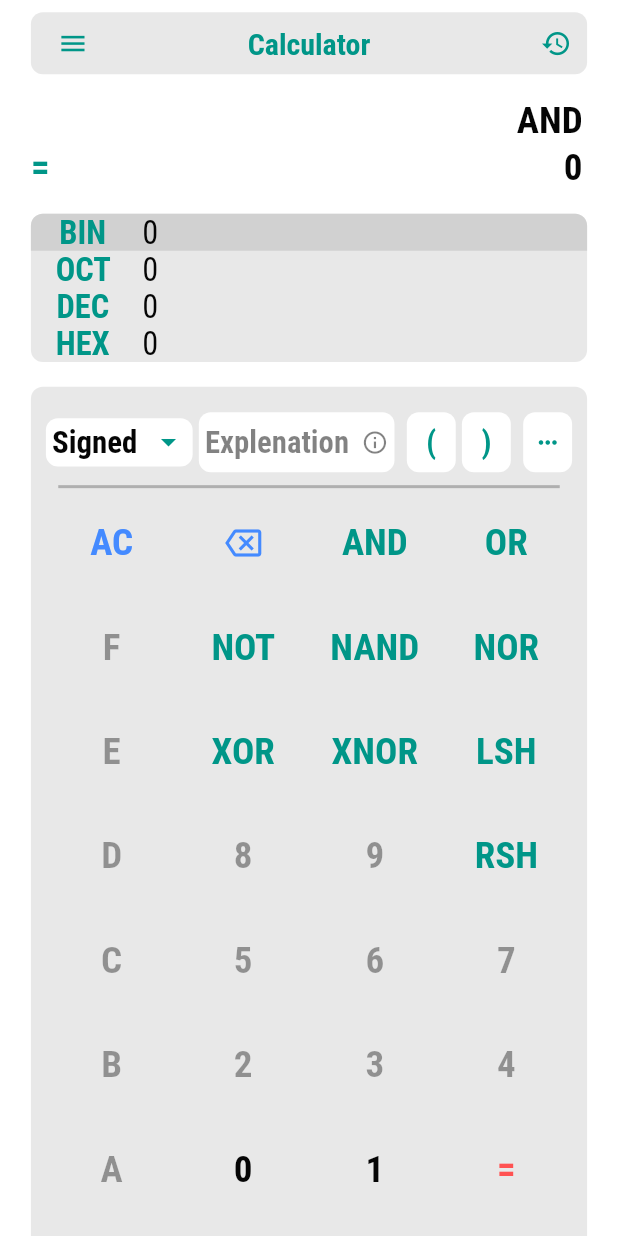
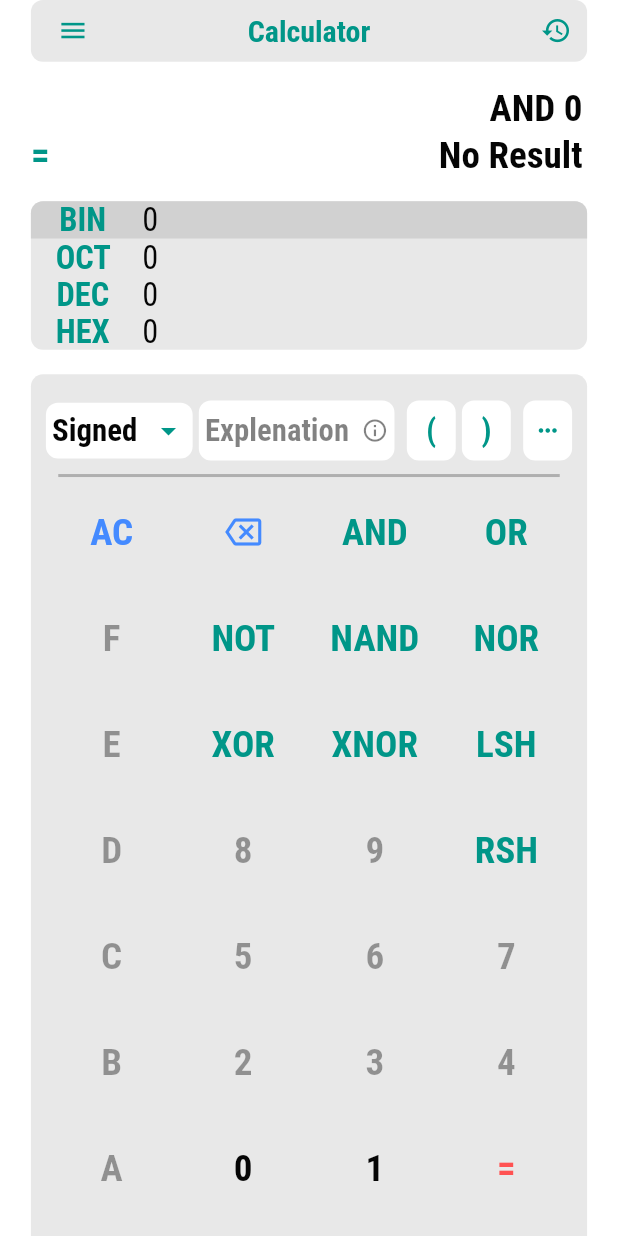
Before and after one commit to islamkhalid295/Graduation-Project, a Flutter app: the Calculator screen opened by its route, after a tap on "AND", on a phone screen of 412 x 824 dp. Run offline on Flutter 3.47's test engine with Material 2 defaults, Android fonts, the light colour scheme and no system bars; our stand-ins replace firebase_auth, firebase_core, flutter_bloc, shared_preferences; accounts and stored records are empty.

Commit message:
android ui enhancement, bug fixes

```diff
--- a/lib/Cubits/calculator_cubit/calculator_cubit.dart
+++ b/lib/Cubits/calculator_cubit/calculator_cubit.dart
@@ -18,11 +18,19 @@ class CalculatorCubit extends Cubit<CalculatorState> {
   bool isResultExist = false;
   bool isSigned = true;
 
+  int startPosition = 0;
+  int endPosition = 0;
+
   void updateExpr(String str, String userStr) {
+    String temp = userExpr.substring(endPosition);
     isResultExist = false;
-    if (expr.isEmpty) userExpr = '';
-    expr += str;
+    result = 'No Result';
+    //if (expr.isEmpty) userExpr = '';
+    //expr += str;
+    userExpr = userExpr.substring(0, startPosition);
     userExpr += userStr;
+    startPosition = endPosition = userExpr.length;
+    userExpr += temp;
     emit(CalculatorEprUpdate());
   }
 
@@ -35,7 +43,8 @@ class CalculatorCubit extends Cubit<CalculatorState> {
   void clearAll() {
     isResultExist = false;
     expr = '';
-    userExpr = '0';
+    userExpr = '';
+    startPosition = endPosition = userExpr.length;
     emit(CalculatorEprUpdate());
   }
 
@@ -63,4 +72,9 @@ class CalculatorCubit extends Cubit<CalculatorState> {
     isSigned = !isSigned;
     emit(CalculatorIsSignedChange());
   }
+
+  void changePosition(int start, int end) {
+    startPosition = start;
+    endPosition = end;
+  }
 }
--- a/lib/Cubits/simplification_cubit/simplification_cubit.dart
+++ b/lib/Cubits/simplification_cubit/simplification_cubit.dart
@@ -4,22 +4,34 @@ import 'package:meta/meta.dart';
 part 'simplification_state.dart';
 
 class SimplificationCubit extends Cubit<SimplificationState> {
-  SimplificationCubit() : super(SimplificationInitial());
+  SimplificationCubit() : super(SimplificationInitial()) {
+    startPosition = expr.length;
+    endPosition = expr.length;
+  }
 
   String expr = '';
-  String userExpr = '0';
+  String userExpr = '';
   String result = 'No Result';
 
   bool isResultExist = false;
   bool isNormal = true;
 
+  int startPosition = 0;
+  int endPosition = 0;
+
   void updateExpr(String str, String userStr) {
+    String temp = userExpr.substring(endPosition);
     isResultExist = false;
     result = 'No Result';
-    if (expr.isEmpty) userExpr = '';
-    expr += str;
+    //if (expr.isEmpty) userExpr = '';
+    //expr += str;
+    userExpr = userExpr.substring(0, startPosition);
     userExpr += userStr;
+    startPosition = endPosition = userExpr.length;
+    userExpr += temp;
+
     emit(SimplificationEprUpdate());
+    //print('$startPosition, $endPosition');
   }
 
   void getResult() {
@@ -31,7 +43,8 @@ class SimplificationCubit extends Cubit<SimplificationState> {
   void clearAll() {
     isResultExist = false;
     expr = '';
-    userExpr = '0';
+    userExpr = '';
+    startPosition = endPosition = userExpr.length;
     emit(SimplificationEprUpdate());
   }
 
@@ -41,4 +54,9 @@ class SimplificationCubit extends Cubit<SimplificationState> {
     isNormal = !isNormal;
     emit(SimplificationIsNormalChange());
   }
+
+  void changePosition(int start, int end) {
+    startPosition = start;
+    endPosition = end;
+  }
 }
--- a/lib/Cubits/theme_cubit/theme_cubit.dart
+++ b/lib/Cubits/theme_cubit/theme_cubit.dart
@@ -1,4 +1,5 @@
 import 'package:flutter_bloc/flutter_bloc.dart';
+import 'package:graduation_project/Models/app_config.dart';
 
 part 'theme_state.dart';
 
@@ -17,5 +18,6 @@ class ThemeCubit extends Cubit<ThemeState> {
       currentTheme = 'system';
       emit(ThemeStateSystem());
     }
+    UserConfig.setTheme(themeMode);
   }
 }
--- a/lib/Models/app_config.dart
+++ b/lib/Models/app_config.dart
@@ -1,7 +1,7 @@
 import 'package:flutter/material.dart';
-
 import 'package:flutter_bloc/flutter_bloc.dart';
 import 'package:graduation_project/Cubits/theme_cubit/theme_cubit.dart';
+import 'package:shared_preferences/shared_preferences.dart';
 
 class SizeConfig {
   MediaQueryData? mediaQueryData;
@@ -62,3 +62,18 @@ String checkTheme(String theme, BuildContext context) {
       return 'dark';
   }
 }
+
+class UserConfig {
+  static SharedPreferences? pref;
+  Future<void> init() async {
+    pref = await SharedPreferences.getInstance();
+  }
+
+  static void setTheme(String theme) {
+    pref!.setString('theme', theme);
+  }
+
+  static String? getTheme() {
+    return pref!.getString('theme');
+  }
+}
--- a/lib/UI/calculator/calculator.dart
+++ b/lib/UI/calculator/calculator.dart
@@ -4,7 +4,7 @@ import 'package:graduation_project/Cubits/calculator_cubit/calculator_cubit.dart
 import 'package:graduation_project/Cubits/theme_cubit/theme_cubit.dart';
 import 'package:graduation_project/Models/app_config.dart';
 import 'package:graduation_project/UI/drawer.dart';
-
+import 'dart:io';
 part 'number_system.dart';
 part 'keyboard.dart';
 part 'keyboard_options.dart';
@@ -42,9 +42,10 @@ class Calculator extends StatelessWidget {
                 EdgeInsets.symmetric(horizontal: SizeConfig.widthBlock! * 5),
             child: Column(
               children: [
-                SizedBox(
-                  height: SizeConfig.heightBlock!,
-                ),
+                if (Platform.isWindows)
+                  SizedBox(
+                    height: SizeConfig.heightBlock!,
+                  ),
                 SizedBox(
                   height: SizeConfig.heightBlock! * 5,
                   child: AppBar(
@@ -103,6 +104,9 @@ class Calculator extends StatelessWidget {
                         ),
                         textAlign: TextAlign.end,
                         showCursor: true,
+                        onSelectionChanged: (selection, cause) =>
+                            BlocProvider.of<CalculatorCubit>(context)
+                                .changePosition(selection.start, selection.end),
                       ),
                     ),
                   ),
--- a/lib/UI/calculator/keyboard_options.dart
+++ b/lib/UI/calculator/keyboard_options.dart
@@ -21,14 +21,13 @@ class KeyboardOptions extends StatelessWidget {
         }
       },
       builder: (context, state) => Row(
-        mainAxisAlignment: MainAxisAlignment.spaceBetween,
         children: [
           Expanded(
             flex: 3,
             child: Container(
               padding: EdgeInsets.symmetric(
                 horizontal: SizeConfig.widthBlock!,
-                vertical: SizeConfig.heightBlock! * 0.5,
+                vertical: SizeConfig.heightBlock! * 0.8,
               ),
               decoration: BoxDecoration(
                   color: (theme == 'light')
--- a/lib/UI/login.dart
+++ b/lib/UI/login.dart
@@ -6,12 +6,15 @@ import 'package:graduation_project/Models/app_config.dart';
 
 class Login extends StatelessWidget {
   Login({super.key});
-  TextEditingController passwordController=TextEditingController();
-  TextEditingController emailController=TextEditingController();
+  TextEditingController passwordController = TextEditingController();
+  TextEditingController emailController = TextEditingController();
   String? theme;
   @override
   Widget build(BuildContext context) {
     SizeConfig().init(context);
+    String? usertheme = UserConfig.getTheme();
+    BlocProvider.of<ThemeCubit>(context)
+        .changeTheme(usertheme == null ? 'system' : usertheme);
     theme =
         checkTheme(BlocProvider.of<ThemeCubit>(context).currentTheme, context);
     return BlocConsumer<ThemeCubit, ThemeState>(
@@ -40,15 +43,17 @@ class Login extends StatelessWidget {
               // TODO: implement listener
             },
             builder: (context, state) {
-              return Form(
-                child: SingleChildScrollView(
+              return SingleChildScrollView(
+                child: Padding(
+                  padding: EdgeInsets.only(top: SizeConfig.heightBlock! * 20),
+                  child: Form(
                     child: Column(
                       mainAxisAlignment: MainAxisAlignment.center,
                       children: [
                         Text(
                           'Welcome Back!',
                           style: TextStyle(
-                          fontSize: SizeConfig.widthBlock! * 12,
+                            fontSize: SizeConfig.widthBlock! * 10,
                             fontWeight: FontWeight.bold,
                             color: (theme == 'light')
                                 ? ThemeColors.lightForegroundTeal
@@ -81,9 +86,9 @@ class Login extends StatelessWidget {
                           keyboardType: TextInputType.emailAddress,
                           validator: (str) {},
                           decoration: InputDecoration(
-                          hintText: 'example123@example.com',
                             labelText: 'Email',
-                          hintStyle: const TextStyle(fontStyle: FontStyle.italic),
+                            hintStyle:
+                                const TextStyle(fontStyle: FontStyle.italic),
                             labelStyle: const TextStyle(
                               fontStyle: FontStyle.italic,
                             ),
@@ -151,13 +156,16 @@ class Login extends StatelessWidget {
                           decoration: InputDecoration(
                             labelText: 'Password',
                             suffixIcon: IconButton(
-                            icon: BlocProvider.of<LoginCubit>(context).isSecured
+                              icon:
+                                  BlocProvider.of<LoginCubit>(context).isSecured
                                       ? const Icon(Icons.visibility)
                                       : const Icon(Icons.visibility_off),
-                            onPressed: () => BlocProvider.of<LoginCubit>(context)
+                              onPressed: () =>
+                                  BlocProvider.of<LoginCubit>(context)
                                       .changePassVisibility(),
                             ),
-                          hintStyle: const TextStyle(fontStyle: FontStyle.italic),
+                            hintStyle:
+                                const TextStyle(fontStyle: FontStyle.italic),
                             labelStyle: const TextStyle(
                               fontStyle: FontStyle.italic,
                             ),
@@ -212,10 +220,13 @@ class Login extends StatelessWidget {
                         SizedBox(
                           width: double.infinity,
                           child: OutlinedButton(
-                          onPressed: () => BlocProvider.of<LoginCubit>(context).firebaseAuth(emailController.text, passwordController.text, context),
+                            onPressed: () =>
+                                BlocProvider.of<LoginCubit>(context)
+                                    .firebaseAuth(emailController.text,
+                                        passwordController.text, context),
                             style: OutlinedButton.styleFrom(
                                 padding: EdgeInsets.symmetric(
-                                  vertical: SizeConfig.heightBlock! * 2,
+                                    vertical: SizeConfig.heightBlock!,
                                     horizontal: SizeConfig.widthBlock! * 2),
                                 textStyle: TextStyle(
                                     fontWeight: FontWeight.bold,
@@ -263,8 +274,10 @@ class Login extends StatelessWidget {
                               style: TextStyle(
                                 fontSize: SizeConfig.heightBlock! * 2,
                                 color: (theme == 'light')
-                                  ? ThemeColors.lightBlackText.withOpacity(0.75)
-                                  : ThemeColors.darkWhiteText.withOpacity(0.75),
+                                    ? ThemeColors.lightBlackText
+                                        .withOpacity(0.75)
+                                    : ThemeColors.darkWhiteText
+                                        .withOpacity(0.75),
                               ),
                             ),
                             const SizedBox(
@@ -286,7 +299,24 @@ class Login extends StatelessWidget {
                             ),
                           ],
                         ),
+                        SizedBox(
+                          height: SizeConfig.heightBlock,
+                        ),
+                        InkWell(
+                          onTap: () => Navigator.of(context)
+                              .pushReplacementNamed('/calculator'),
+                          child: Text(
+                            'Skip for now >',
+                            style: TextStyle(
+                              fontSize: SizeConfig.heightBlock! * 1.5,
+                              color: (theme == 'light')
+                                  ? ThemeColors.lightBlackText.withOpacity(0.75)
+                                  : ThemeColors.darkWhiteText.withOpacity(0.75),
+                            ),
+                          ),
+                        ),
                       ],
+                    ),
                   ),
                 ),
               );
--- a/lib/UI/simpllification/keyboard_options.dart
+++ b/lib/UI/simpllification/keyboard_options.dart
@@ -28,7 +28,7 @@ class KeyboardOptions extends StatelessWidget {
             child: Container(
               padding: EdgeInsets.symmetric(
                 horizontal: SizeConfig.widthBlock!,
-                vertical: SizeConfig.heightBlock! * 0.5,
+                vertical: SizeConfig.heightBlock! * 0.8,
               ),
               decoration: BoxDecoration(
                   color: (theme == 'light')
--- a/lib/main.dart
+++ b/lib/main.dart
@@ -9,12 +9,15 @@ import 'package:graduation_project/UI/simpllification/simplification.dart';
 import 'Models/app_config.dart';
 import 'Cubits/login_cubit/login_cubit.dart';
 import 'UI/login.dart';
+import 'dart:io';
 import 'package:flutter_bloc/flutter_bloc.dart';
 import 'package:firebase_core/firebase_core.dart';
 import 'package:firebase_auth/firebase_auth.dart';
+
 void main() async {
   WidgetsFlutterBinding.ensureInitialized();
   await Firebase.initializeApp();
+  await UserConfig().init();
   runApp(MultiBlocProvider(
     providers: [
       BlocProvider(
```
Also changed, not shown: lib/UI/register.dart (+26 -6 lines), lib/UI/simpllification/simplification.dart (+11 -4 lines). Lines whose indentation alone changed are shown as unchanged.
